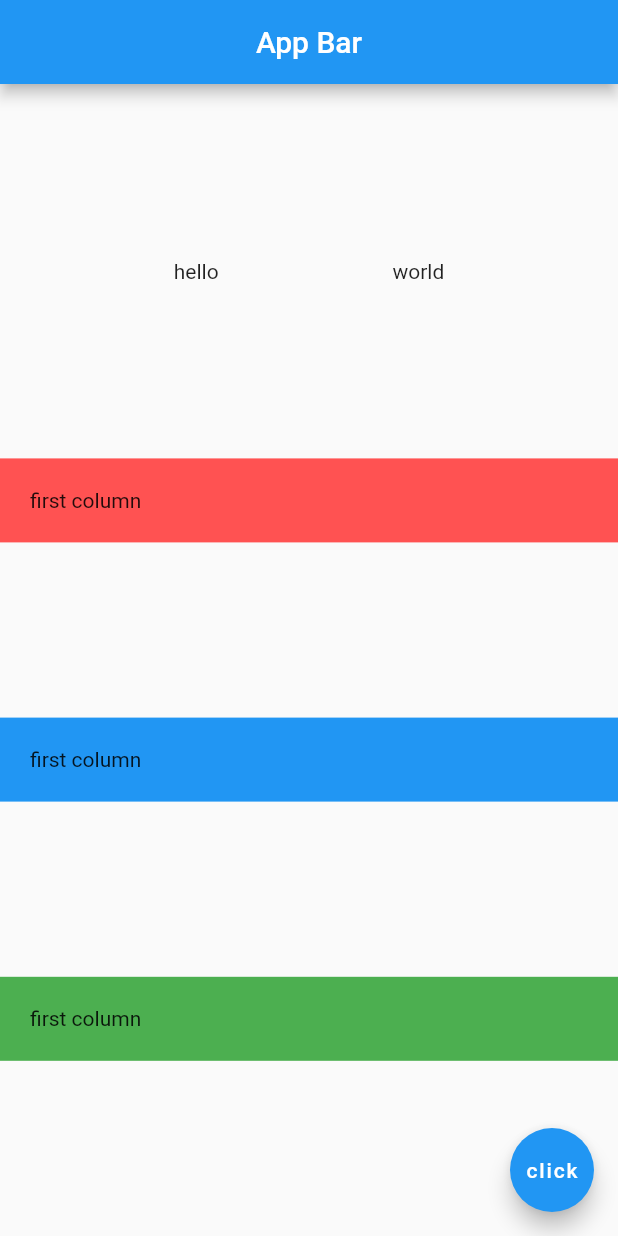
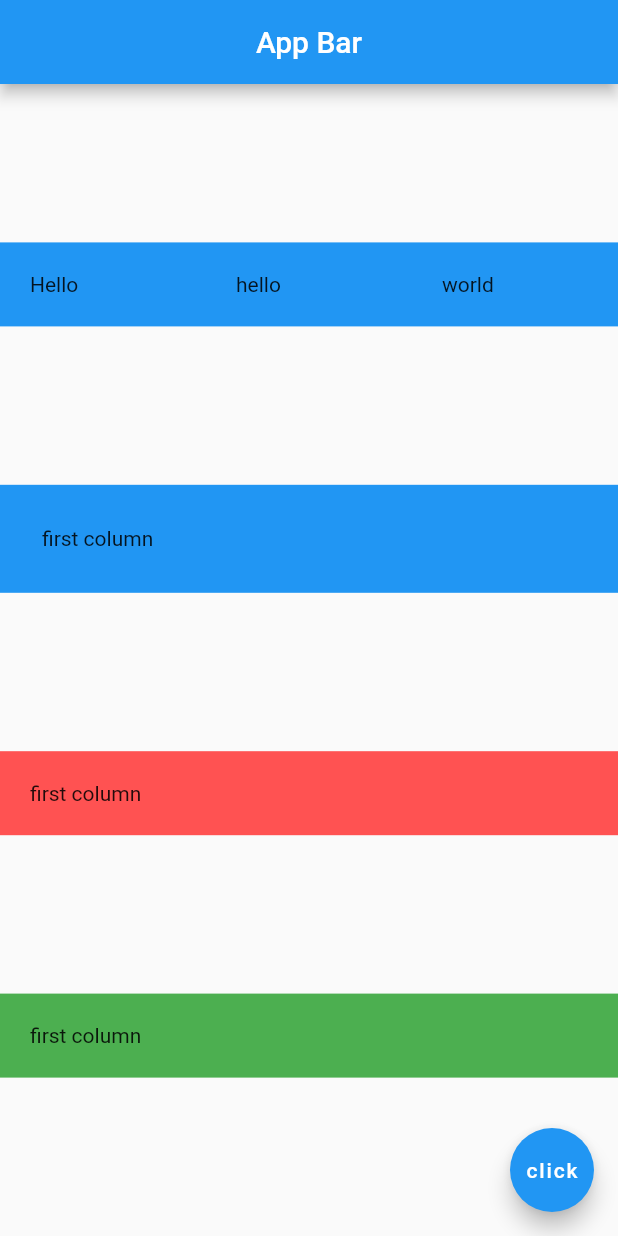
Before and after one commit to johnwanjema/hello-flutter, a Flutter app: the screen it shows after launch, on a phone screen of 412 x 824 dp. Run offline on Flutter 3.47's test engine with Material 2 defaults, Android fonts, the phone set to English and light mode, and no system bars.

Commit message:
added layout

```diff
--- a/lib/main.dart
+++ b/lib/main.dart
@@ -1,4 +1,5 @@
 import 'package:flutter/material.dart';
+import 'package:flutter/rendering.dart';
 
 void main() => runApp(MaterialApp(
       home: Home(),
@@ -18,21 +19,44 @@ class Home extends StatelessWidget {
         crossAxisAlignment: CrossAxisAlignment.stretch,
         children: <Widget>[
             Row(
-                mainAxisAlignment: MainAxisAlignment.spaceEvenly,
+                mainAxisAlignment: MainAxisAlignment.start,
                 children: <Widget>[
-                    Text('hello'),
-                    Text('world')
+                    Expanded(
+                        flex: 1,
+                      child: Container(
+                          padding: EdgeInsets.all(20.0),
+                          color:Colors.blue,
+                          child: Text('Hello'),
+                      ),
+                    ),
+                    Expanded(
+                        flex: 1,
+                      child: Container(
+                          padding: EdgeInsets.all(20.0),
+                          color:Colors.blue,
+                          child: Text('hello')),
+                    ),
+                    Expanded(
+                        flex: 1,
+                      child: Container(
+                          padding: EdgeInsets.all(20.0),
+                          color:Colors.blue,
+                          child: Text('world')),
+                    )
                 ],
             ),
           Container(
             padding: EdgeInsets.all(20.0),
-            child: Text('first column'),
-            color: Colors.redAccent,
+            color: Colors.blue,
+            child: Padding(
+              padding: const EdgeInsets.all(8.0),
+              child: Text('first column'),
+            ),
           ),
           Container(
             padding: EdgeInsets.all(20.0),
             child: Text('first column'),
-            color: Colors.blue,
+            color: Colors.redAccent,
           ),
           Container(
             padding: EdgeInsets.all(20.0),
@@ -42,7 +66,9 @@ class Home extends StatelessWidget {
         ],
       ),
       floatingActionButton: FloatingActionButton(
-        onPressed: () {},
+        onPressed: () {
+            print('you clicked me');
+        },
         child: Text('click'),
       ),
     );
```
